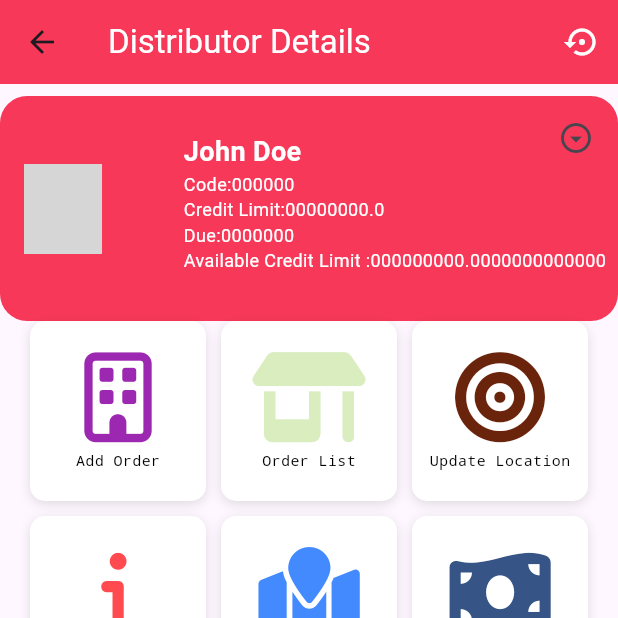
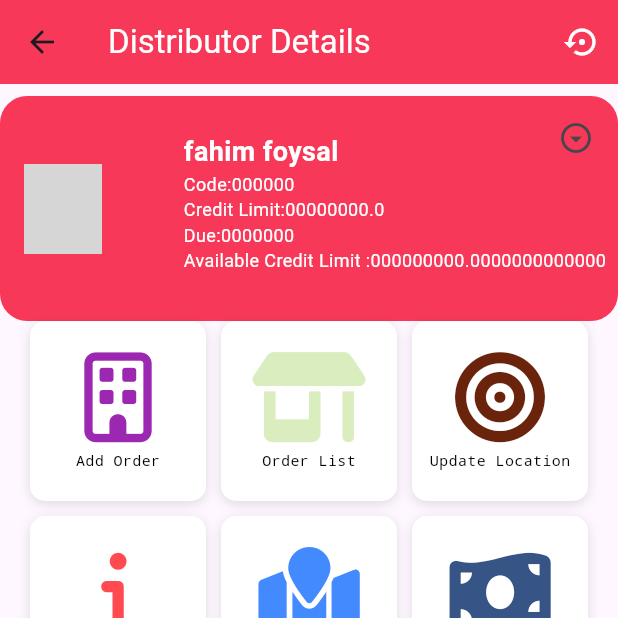
Before and after one commit to fahim-foyshal/robisalesautomationflutter, a Flutter app: the DistributerList screen opened directly, after a tap on "fahim foysal", on a phone screen of 412 x 824 dp, the top half of it. Run offline on Flutter 3.47's test engine with Material 3 defaults, Android fonts, the phone set to English and light mode, and no system bars; our stand-ins replace font_awesome_flutter; network calls fail; grey boxes are pictures that could not be loaded.

Commit message:
navigation complete

```diff
--- a/lib/main.dart
+++ b/lib/main.dart
@@ -1,8 +1,8 @@
 // import 'package:employe_portal/homepage.dart';
 import 'package:flutter/material.dart';
-import 'package:robisalesautomation/homepage.dart';
+import 'package:robisalesautomation/view/homepage.dart';
 
-import 'detailedfeatures.dart';
+import 'view/detailedfeatures.dart';
 
 void main() {
   runApp(MaterialApp(
@@ -10,6 +10,5 @@ void main() {
     initialRoute: 'homepage',
     routes: {'homepage': (context) => Homepage()},
     // routes: {'homepage': (context) => Detailedfeatures()},
-
   ));
 }
--- /dev/null
+++ b/lib/model/DistributorData.dart
@@ -0,0 +1,13 @@
+import 'package:flutter/material.dart';
+
+class DistributorData {
+  final String distributrname;
+  final String distributrcode;
+  final String image;
+
+  DistributorData({
+    required this.distributrname,
+    required this.distributrcode,
+    required this.image,
+  });
+}
--- a/lib/detailedfeatures.dart
+++ b/lib/view/detailedfeatures.dart
@@ -1,8 +1,11 @@
 import 'package:flutter/material.dart';
 import 'package:font_awesome_flutter/font_awesome_flutter.dart';
+import 'package:robisalesautomation/model/DistributorData.dart';
 
 class Detailedfeatures extends StatefulWidget {
-  const Detailedfeatures({Key? key}) : super(key: key);
+  final DistributorData distributorData;
+  const Detailedfeatures({Key? key, required this.distributorData})
+      : super(key: key);
 
   @override
   State<Detailedfeatures> createState() => _DetailedfeaturesState();
@@ -11,6 +14,7 @@ class Detailedfeatures extends StatefulWidget {
 class _DetailedfeaturesState extends State<Detailedfeatures> {
   @override
   Widget build(BuildContext context) {
+    DistributorData distributorData = widget.distributorData;
     return Scaffold(
       appBar: AppBar(
         title: Text(
@@ -53,8 +57,7 @@ class _DetailedfeaturesState extends State<Detailedfeatures> {
                           decoration: BoxDecoration(
                             shape: BoxShape.circle,
                           ),
-                          child: Image.network(
-                              'https://example.com/your_image_path.jpg'),
+                          child: Image.network(distributorData.image),
                         ),
                         // Text in the middle
                         Column(
@@ -64,7 +67,7 @@ class _DetailedfeaturesState extends State<Detailedfeatures> {
                               padding: EdgeInsets.all(8),
                             ),
                             Text(
-                              'John Doe',
+                              distributorData.distributrname,
                               style: TextStyle(
                                 fontSize: 18,
                                 fontWeight: FontWeight.bold,
@@ -74,23 +77,23 @@ class _DetailedfeaturesState extends State<Detailedfeatures> {
                             Text(
                               'Code:000000',
                               style:
-                              TextStyle(fontSize: 12, color: Colors.white),
+                                  TextStyle(fontSize: 12, color: Colors.white),
                             ),
                             Text(
                               'Credit Limit:00000000.0',
                               style:
-                              TextStyle(fontSize: 12, color: Colors.white),
+                                  TextStyle(fontSize: 12, color: Colors.white),
                             ),
                             Text(
                               'Due:0000000',
                               style:
-                              TextStyle(fontSize: 12, color: Colors.white),
+                                  TextStyle(fontSize: 12, color: Colors.white),
                             ),
                             Text(
                               'Available Credit Limit :000000000.0000000000000',
                               softWrap: true,
                               style:
-                              TextStyle(fontSize: 12, color: Colors.white),
+                                  TextStyle(fontSize: 12, color: Colors.white),
                             ),
                           ],
                         ),
@@ -171,12 +174,11 @@ class _DetailedfeaturesState extends State<Detailedfeatures> {
               ],
             ),
           ],
-
         ),
-
       ),
     );
   }
+
   Widget buildCard({
     required IconData icon,
     required Color color,
--- a/lib/distributer.dart
+++ b/lib/view/distributer.dart
@@ -1,6 +1,7 @@
 import 'package:flutter/material.dart';
 import 'package:font_awesome_flutter/font_awesome_flutter.dart';
-import 'package:robisalesautomation/detailedfeatures.dart';
+import 'package:robisalesautomation/model/DistributorData.dart';
+import 'package:robisalesautomation/view/detailedfeatures.dart';
 
 class DistributerList extends StatefulWidget {
   const DistributerList({Key? key}) : super(key: key);
@@ -13,7 +14,6 @@ class DistributerList extends StatefulWidget {
       distributrcode: 'ADFD86678',
       image:
           'https://scontent.fjsr3-1.fna.fbcdn.net/v/t39.30808-6/318176744_1594740380986400_5480603979965264423_n.jpg?_nc_cat=106&ccb=1-7&_nc_sid=efb6e6&_nc_eui2=AeEonnVBi6BxR_ua7QYZLzswqAXar8ezdsKoBdqvx7N2wu7Fy4kDb6kS_vUlg75dMLnuLuWIf5z6rbyYMUZrCPSF&_nc_ohc=g2soalCbrsAAX9AxZqU&_nc_ht=scontent.fjsr3-1.fna&oh=00_AfDI-B6womtnMPiQ-2A-RmNhTGtfJMntyqljKM4luyTMHg&oe=65B405D1',
-
     ),
     DistributorData(
       distributrname: "Ashraful Haque",
@@ -24,17 +24,17 @@ class DistributerList extends StatefulWidget {
   ];
 }
 
-class DistributorData {
-  final String distributrname;
-  final String distributrcode;
-  final String image;
+// class DistributorData {
+//   final String distributrname;
+//   final String distributrcode;
+//   final String image;
 
-  DistributorData({
-    required this.distributrname,
-    required this.distributrcode,
-    required this.image,
-  });
-}
+//   DistributorData({
+//     required this.distributrname,
+//     required this.distributrcode,
+//     required this.image,
+//   });
+// }
 
 class _DistributerListState extends State<DistributerList>
     with SingleTickerProviderStateMixin {
@@ -168,7 +168,11 @@ class _DistributerListState extends State<DistributerList>
                     onTap: () {
                       Navigator.push(
                         context,
-                        MaterialPageRoute(builder: (context) => Detailedfeatures(),),
+                        MaterialPageRoute(
+                          builder: (context) => Detailedfeatures(
+                            distributorData: filteredList[index],
+                          ),
+                        ),
                       );
                     },
                   ),
--- a/lib/homepage.dart
+++ b/lib/view/homepage.dart
@@ -1,6 +1,6 @@
 import 'package:flutter/material.dart';
 import 'package:font_awesome_flutter/font_awesome_flutter.dart';
-import 'package:robisalesautomation/distributer.dart';
+import 'package:robisalesautomation/view/distributer.dart';
 
 class Homepage extends StatefulWidget {
   const Homepage({super.key});
```
Also changed, not shown: 1 other file.
